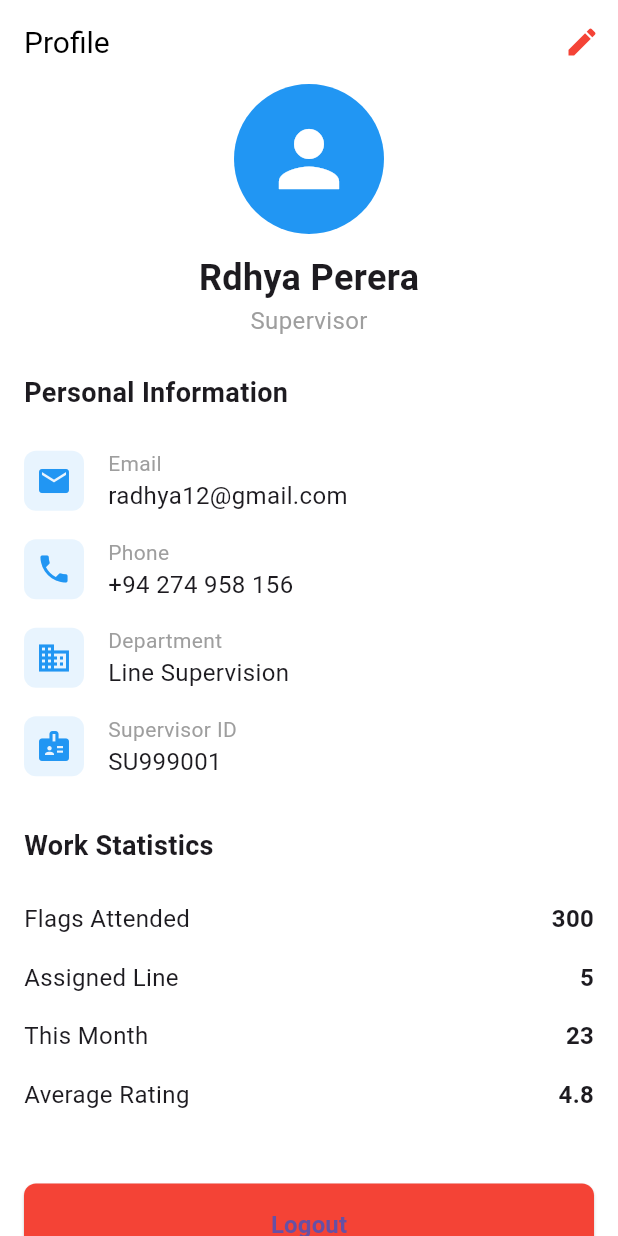
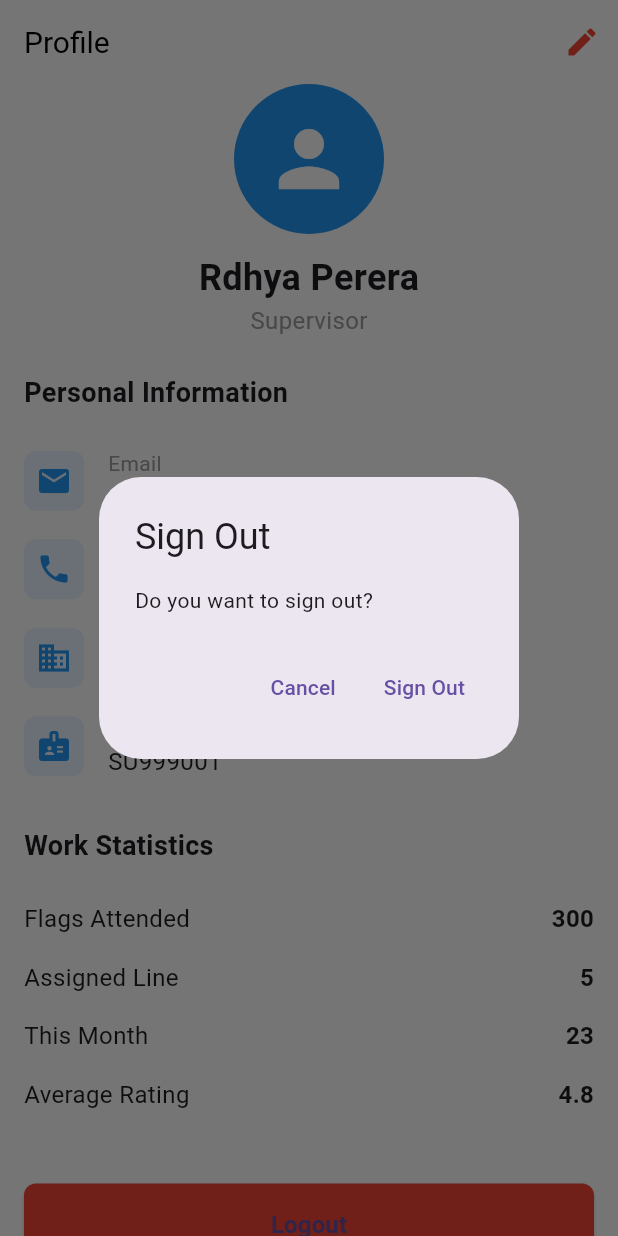
Before and after one commit to antonLukshman/Automated-7-0-Inspection-System, a Flutter app: the screen it shows after launch, after a tap on "Logout", on a phone screen of 412 x 824 dp. Run offline on Flutter 3.47's test engine with Material 3 defaults, Android fonts, the phone set to English and light mode, and no system bars; missing offline and left inert: flutter_application_qualitrack.

Commit message:
updated logout

```diff
--- a/frontend/supervisorprofile/lib/supervisor.dart
+++ b/frontend/supervisorprofile/lib/supervisor.dart
@@ -221,7 +221,30 @@ class SupervisorProfile extends StatelessWidget {
                 width: double.infinity,
                 child: ElevatedButton(
                   onPressed: () {
-                    // Handle logout
+                    showDialog(
+                      context: context,
+                      builder: (BuildContext context) {
+                        return AlertDialog(
+                          title: const Text("Sign Out"),
+                          content: const Text("Do you want to sign out?"),
+                          actions: [
+                            TextButton(
+                              onPressed: () => Navigator.pop(context), // Close dialog
+                              child: const Text("Cancel"),
+                            ),
+                            TextButton(
+                              onPressed: () {
+                                // Handle sign-out logic
+                                Navigator.pop(context); // Close dialog
+                                // Add your sign-out function here
+                                signOut();
+                              },
+                              child: const Text("Sign Out"),
+                            ),
+                          ],
+                        );
+                      },
+                    );
                   },
                   style: ElevatedButton.styleFrom(
                     backgroundColor: Colors.red,
@@ -305,5 +328,8 @@ class SupervisorProfile extends StatelessWidget {
         ],
       ),
     );
+  }void signOut() {
+    // Implement your sign-out logic here
+    print("User signed out"); // Replace with actual sign-out logic
   }
 }
```
